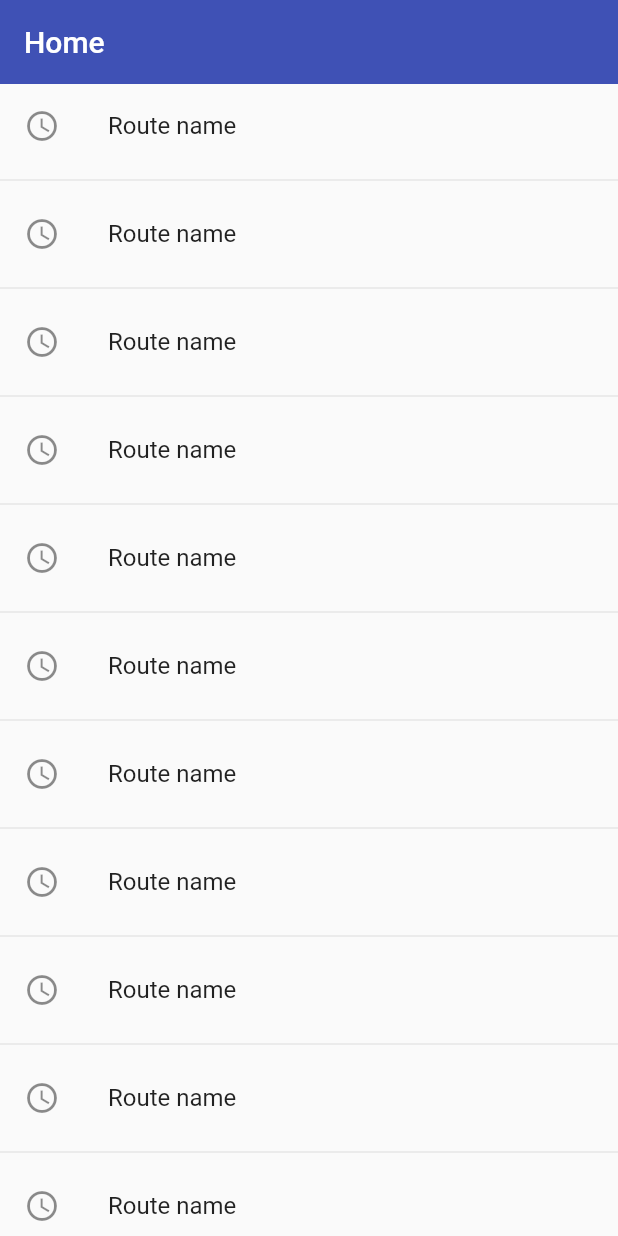
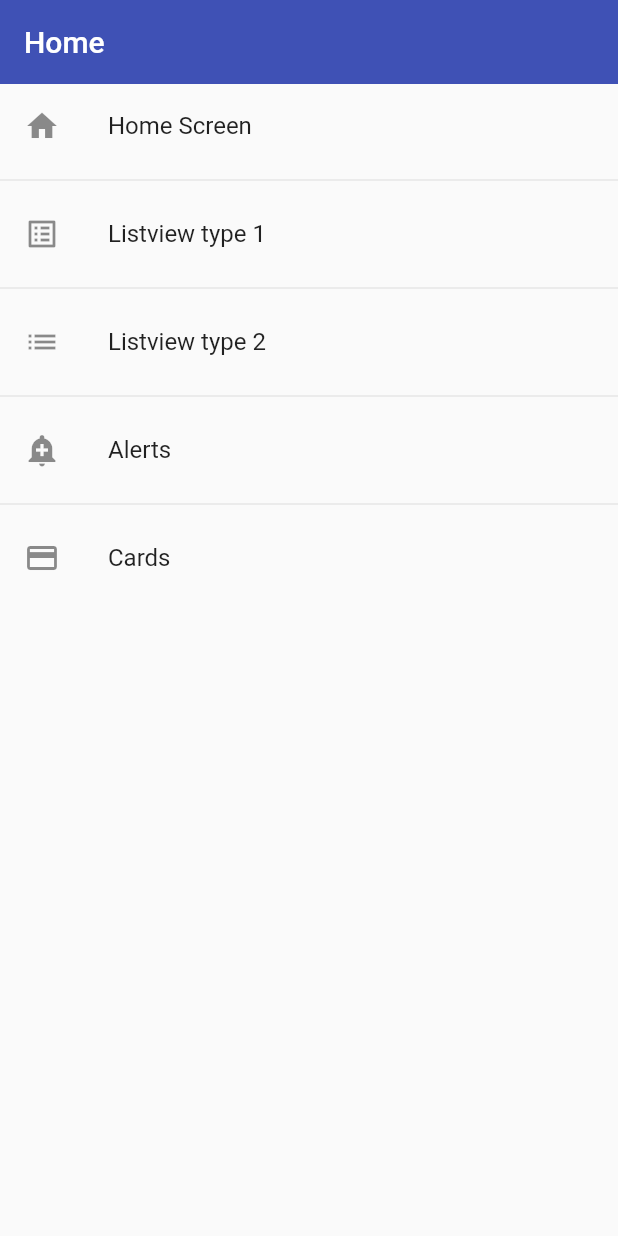
Before and after one commit to Jos017/flutterComponents, a Flutter app: the screen it shows after launch, on a phone screen of 412 x 824 dp. Run offline on Flutter 3.47's test engine with Material 2 defaults, Android fonts, the phone set to English and light mode, and no system bars.

Commit message:
Add home list dynamic

```diff
--- /dev/null
+++ b/lib/models/menu_option.dart
@@ -0,0 +1,15 @@
+import 'package:flutter/material.dart';
+
+class MenuOption {
+  final String route;
+  final String name;
+  final Widget screen;
+  final IconData icon;
+
+  MenuOption({
+    required this.route,
+    required this.name,
+    required this.screen,
+    required this.icon,
+  });
+}
--- /dev/null
+++ b/lib/models/models.dart
@@ -0,0 +1 @@
+export 'package:flutter_components/models/menu_option.dart';
--- a/lib/router/app_routes.dart
+++ b/lib/router/app_routes.dart
@@ -1,9 +1,43 @@
 import 'package:flutter/material.dart';
+import 'package:flutter_components/models/models.dart';
 
 import 'package:flutter_components/screens/screens.dart';
 
 class AppRoutes {
   static const initialRoute = 'home';
+
+  static final menuOptions = <MenuOption>[
+    MenuOption(
+      route: 'home',
+      name: 'Home Screen',
+      screen: const HomeScreen(),
+      icon: Icons.home,
+    ),
+    MenuOption(
+      route: 'listview1',
+      name: 'Listview type 1',
+      screen: const Listview1Screen(),
+      icon: Icons.list_alt,
+    ),
+    MenuOption(
+      route: 'listview2',
+      name: 'Listview type 2',
+      screen: const Listview2Screen(),
+      icon: Icons.list,
+    ),
+    MenuOption(
+      route: 'alert',
+      name: 'Alerts',
+      screen: const AlertScreen(),
+      icon: Icons.add_alert,
+    ),
+    MenuOption(
+      route: 'card',
+      name: 'Cards',
+      screen: const CardScreen(),
+      icon: Icons.credit_card,
+    ),
+  ];
 
   static Map<String, Widget Function(BuildContext)> routes = {
     'alert': (BuildContext context) => const AlertScreen(),
@@ -13,6 +47,16 @@ class AppRoutes {
     'listview2': (BuildContext context) => const Listview2Screen(),
   };
 
+  static Map<String, Widget Function(BuildContext)> getAppRoutes() {
+    Map<String, Widget Function(BuildContext)> appRoutes = {};
+
+    for (final option in menuOptions) {
+      appRoutes.addAll({option.route: (BuildContext context) => option.screen});
+    }
+
+    return appRoutes;
+  }
+
   static Route<dynamic> onGenerateRouteRoute(RouteSettings settings) {
     return MaterialPageRoute(
       builder: (context) => const AlertScreen(),
--- a/lib/screens/home_screen.dart
+++ b/lib/screens/home_screen.dart
@@ -1,4 +1,5 @@
 import 'package:flutter/material.dart';
+import 'package:flutter_components/router/app_routes.dart';
 // import 'package:flutter_components/screens/listview1_screen.dart';
 
 class HomeScreen extends StatelessWidget {
@@ -14,19 +15,20 @@ class HomeScreen extends StatelessWidget {
       ),
       body: ListView.separated(
         itemBuilder: (context, index) => ListTile(
-            title: const Text('Route name'),
-            leading: const Icon(Icons.access_time_outlined),
+          title: Text(AppRoutes.menuOptions[index].name),
+          leading: Icon(AppRoutes.menuOptions[index].icon),
           onTap: () {
             // final route = MaterialPageRoute(
             //   builder: (context) => const Listview1Screen(),
             // );
             // Navigator.push(context, route);
 
-              Navigator.pushNamed(context, 'card2');
+            Navigator.pushNamed(context, AppRoutes.menuOptions[index].route);
           },
         ),
         separatorBuilder: (context, index) => const Divider(),
-          itemCount: 100,
-        ));
+        itemCount: AppRoutes.menuOptions.length,
+      ),
+    );
   }
 }
```
Lines whose indentation alone changed are shown as unchanged.
